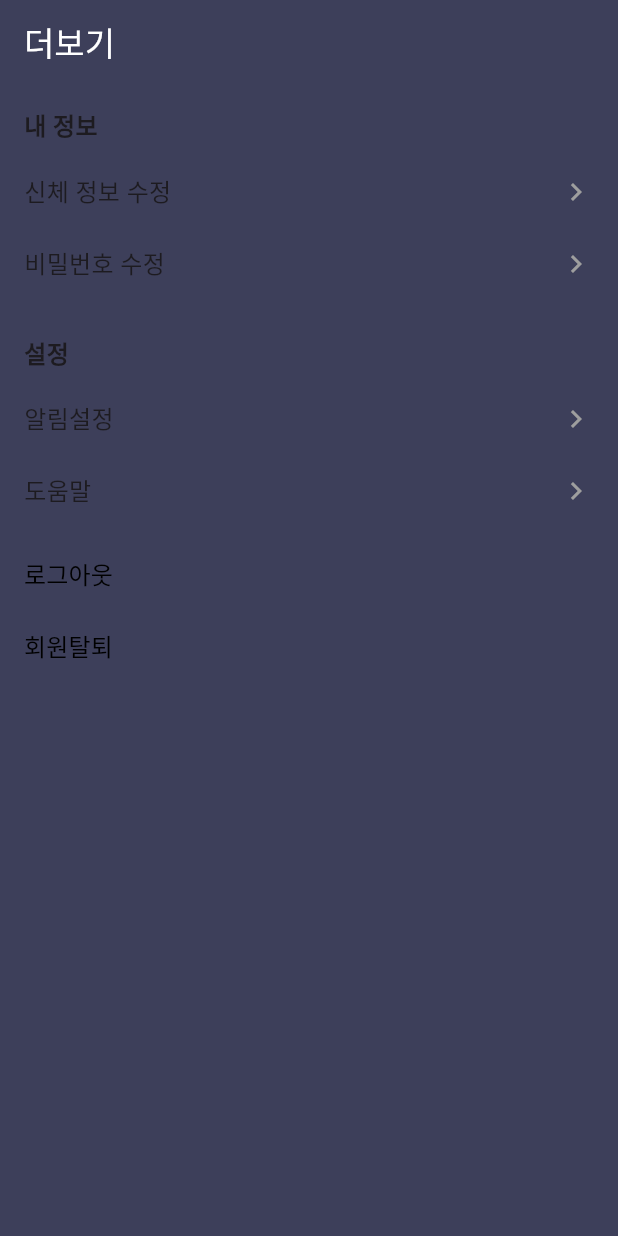
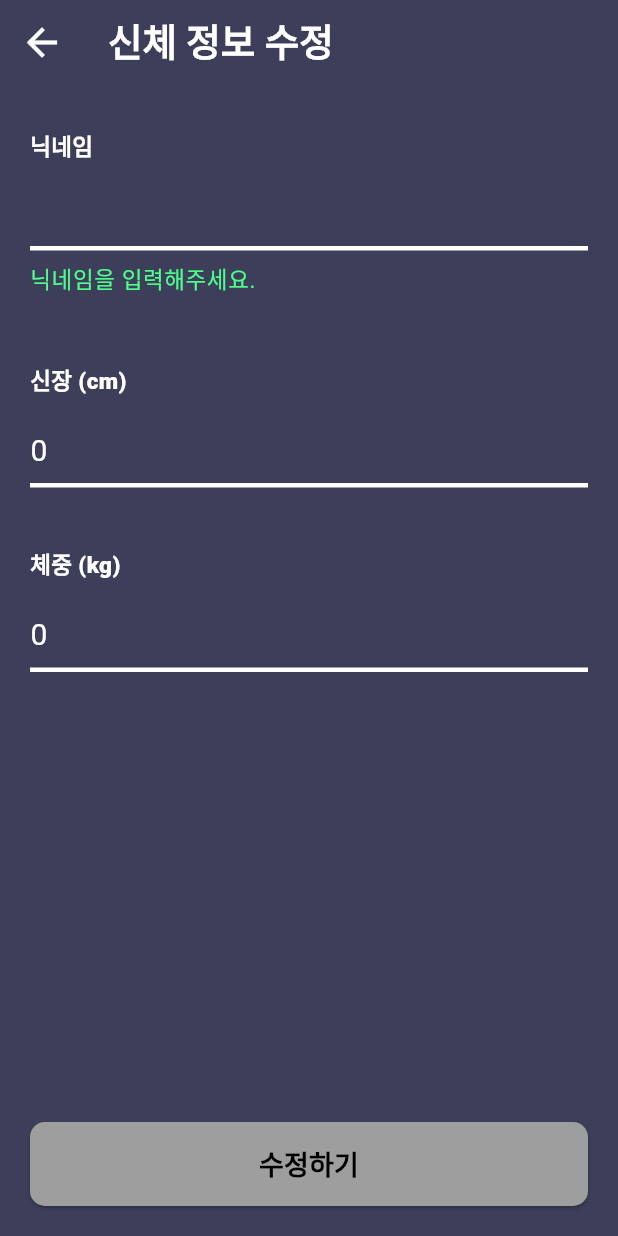
Before and after one commit to FT-AILAND/capstone, a Flutter app: the MorePage screen opened directly, after a tap on "신체 정보 수정", on a phone screen of 412 x 824 dp. Run offline on Flutter 3.47's test engine with Material 3 defaults, Android fonts, the phone set to English and light mode, and no system bars; our stand-ins replace cloud_firestore, dio, firebase_auth, firebase_core, fluttertoast, percent_indicator; accounts and stored records are empty; generated files the repository leaves out were written again; network calls fail.

Commit message:
Edited UI : Navigation Bar, More Page / Added Function : LogOut, Edit body info

```diff
--- a/lib/Pages/more.dart
+++ b/lib/Pages/more.dart
@@ -1,7 +1,12 @@
 import 'package:flutter/material.dart';
+
+// 파이어베이스
+import 'package:firebase_core/firebase_core.dart';
+import 'package:firebase_auth/firebase_auth.dart';
 
 // 페이지
 import '../main.dart';
+import 'package:ait_project/Users/Edit/editBody.dart';
 
 // 위젯
 class MorePage extends StatelessWidget {
@@ -11,31 +16,63 @@ class MorePage extends StatelessWidget {
   Widget build(BuildContext context) {
     return Scaffold(
       appBar: AppBar(
-        title: Text(
+        title: const Text(
           '더보기',
           style: TextStyle(
-            color: Colors.white
-            )),
+            fontSize: 25,
+            color: Colors.white,
+            fontWeight: FontWeight.w900,
+          )),
         backgroundColor: aitNavy,
         elevation: 0,
       ),
+
       body: Padding(
-        padding: const EdgeInsets.all(16.0),
+        padding: const EdgeInsets.all(20.0),
         child: Column(
           crossAxisAlignment: CrossAxisAlignment.start,
           children: [
-            Text('내 정보', style: TextStyle(fontSize: 16, fontWeight: FontWeight.bold)),
-            SizedBox(height: 8),
-            _buildMenuItem('신체 정보 수정', onTap: () {}),
+
+            const SizedBox(height: 10),
+
+            // 내 정보
+            const Text(
+              '내 정보',
+              style: TextStyle(
+                fontSize: 15,
+                color: Colors.white
+              )
+            ),
+            const SizedBox(height: 20),
+
+            // 신체 정보 수정
+            _buildMenuItem('신체 정보 수정', onTap: () async {
+              Navigator.push(
+                context,
+                MaterialPageRoute(
+                  builder: (context) => EditBody(),
+                ),
+              );
+            }),
             _buildMenuItem('비밀번호 수정', onTap: () {}),
-            SizedBox(height: 24),
-            Text('설정', style: TextStyle(fontSize: 16, fontWeight: FontWeight.bold)),
-            SizedBox(height: 8),
+
+            const SizedBox(height: 30),
+
+            // 설정
+            const Text(
+              '설정',
+              style: TextStyle(
+                fontSize: 15,
+                color: Colors.white
+              )
+            ),
+            const SizedBox(height: 20),
+
             _buildMenuItem('알림설정', onTap: () {}),
             _buildMenuItem('도움말', onTap: () {}),
-            SizedBox(height: 8),
-            _buildTextButton('로그아웃', onPressed: () {}),
-            _buildTextButton('회원탈퇴', onPressed: () {}),
+            _buildTextButton('로그아웃', onTap: () => _showLogoutDialog(context)),
+            _buildTextButton('회원탈퇴', onTap: () {}),
+
           ],
         ),
       ),
@@ -46,26 +83,109 @@ class MorePage extends StatelessWidget {
     return InkWell(
       onTap: onTap,
       child: Padding(
-        padding: const EdgeInsets.symmetric(vertical: 12.0),
+        padding: const EdgeInsets.symmetric(vertical: 20.0),
         child: Row(
           mainAxisAlignment: MainAxisAlignment.spaceBetween,
           children: [
-            Text(title, style: TextStyle(fontSize: 16)),
-            Icon(Icons.chevron_right, color: Colors.grey),
+            Text(
+              title,
+              style: const TextStyle(
+                fontSize: 20,
+                color: Colors.white,
+                fontWeight: FontWeight.w900,
+              )
+            ),
+            const Icon(
+              Icons.chevron_right,
+              color: Colors.white,
+              size: 30,
+            ),
           ],
         ),
       ),
     );
   }
 
-  Widget _buildTextButton(String title, {required VoidCallback onPressed}) {
-    return TextButton(
-      onPressed: onPressed,
-      child: Text(title, style: TextStyle(color: Colors.black, fontSize: 16)),
-      style: TextButton.styleFrom(
-        padding: EdgeInsets.symmetric(vertical: 12.0),
-        alignment: Alignment.centerLeft,
+  Widget _buildTextButton(String title, {required VoidCallback onTap}) {
+    return InkWell(
+      onTap: onTap,
+      child: Padding(
+        padding: const EdgeInsets.symmetric(vertical: 20.0),
+        child: Row(
+          mainAxisAlignment: MainAxisAlignment.spaceBetween,
+          children: [
+            Text(
+              title,
+              style: const TextStyle(
+                fontSize: 20,
+                color: Colors.white,
+                fontWeight: FontWeight.w900,
+              )
+            ),
+          ],
+        ),
       ),
     );
   }
+
+  // 로그아웃 알림창
+  void _showLogoutDialog(BuildContext context) {
+    showDialog(
+      context: context,
+      builder: (BuildContext context) {
+        return AlertDialog(
+          backgroundColor: aitNavy,
+          shape: RoundedRectangleBorder(
+            borderRadius: BorderRadius.circular(10),
+          ),
+          contentPadding: const EdgeInsets.symmetric(vertical: 24), // 상하 패딩 추가
+          content: SizedBox(
+            height: 120, // 전체 높이 설정
+            child: Column(
+              mainAxisAlignment: MainAxisAlignment.spaceAround, // 세로 방향으로 균등 배치
+              children: [
+                const SizedBox(height: 5),
+                const Text(
+                  '로그아웃 하시겠습니까?',
+                  style: TextStyle(
+                    color: Colors.white,
+                    fontSize: 20,
+                  ),
+                  textAlign: TextAlign.center,
+                ),
+                const SizedBox(height: 5),
+                Row(
+                  mainAxisAlignment: MainAxisAlignment.spaceEvenly,
+                  children: [
+                    TextButton(
+                      child: Text('로그아웃', style: TextStyle(color: aitGreen, fontSize: 15)),
+                      onPressed: () async {
+                        try {
+                          await FirebaseAuth.instance.signOut();
+                          Navigator.of(context).pushAndRemoveUntil(
+                            MaterialPageRoute(builder: (context) => const MyHomePage()),
+                            (Route<dynamic> route) => false,
+                          );
+                        } catch (e) {
+                          print('로그아웃 중 오류 발생: $e');
+                          // 오류 처리 로직 추가
+                        }
+                      },
+                    ),
+                    const SizedBox(width: 5), // 버튼 사이 간격 추가
+                    TextButton(
+                      child: const Text('취소', style: TextStyle(color: Colors.white, fontSize: 15)),
+                      onPressed: () {
+                        Navigator.of(context).pop(); // 모달 닫기
+                      },
+                    ),
+                  ],
+                ),
+              ],
+            ),
+          ),
+        );
+      },
+    );
+  }
 }
--- /dev/null
+++ b/lib/Users/Edit/editBody.dart
@@ -0,0 +1,330 @@
+
+import 'package:flutter/material.dart';
+import 'package:flutter/services.dart';
+
+import 'package:firebase_auth/firebase_auth.dart';
+import 'package:cloud_firestore/cloud_firestore.dart';
+
+import 'package:ait_project/main.dart';
+
+class EditBody extends StatefulWidget {
+  const EditBody({super.key});
+
+  @override
+  // ignore: library_private_types_in_public_api
+  _EditBodyState createState() => _EditBodyState();
+}
+
+class _EditBodyState extends State<EditBody> {
+  final FirebaseAuth _auth = FirebaseAuth.instance;
+  final FirebaseFirestore _firestore = FirebaseFirestore.instance;
+  final _formKey = GlobalKey<FormState>();
+  AutovalidateMode _autovalidateMode = AutovalidateMode.disabled;
+
+  String? _nickname;
+  String? _height;
+  String? _weight;
+  bool _isFormValid = false;
+
+  late TextEditingController _nicknameController;
+  late TextEditingController _heightController;
+  late TextEditingController _weightController;
+
+  @override
+  void initState() {
+    super.initState();
+    // 컨트롤러 초기화
+    _nicknameController = TextEditingController();
+    _heightController = TextEditingController();
+    _weightController = TextEditingController();
+    _loadUserData();
+  }
+
+  @override
+  void dispose() {
+    // 컨트롤러 해제
+    _nicknameController.dispose();
+    _heightController.dispose();
+    _weightController.dispose();
+    super.dispose();
+  }
+
+  Future<void> _loadUserData() async {
+    User? user = _auth.currentUser;
+    if (user != null) {
+      DocumentSnapshot doc = await _firestore.collection('Users').doc(user.uid).get();
+      setState(() {
+        _nickname = doc['nickname'];
+        _height = doc['height'].toString(); // double을 String으로 변환
+        _weight = doc['weight'].toString(); // double을 String으로 변환
+
+        // 컨트롤러에 값 설정
+        _nicknameController.text = _nickname ?? '';
+        _heightController.text = _height ?? '';
+        _weightController.text = _weight ?? '';
+      });
+    }
+  }
+
+  void _updateFormValidity() {
+    setState(() {
+      _isFormValid = _formKey.currentState?.validate() ?? false;
+    });
+  }
+
+  @override
+  Widget build(BuildContext context) {
+    return Scaffold(
+      backgroundColor: const Color(0xFF3D3F5A),
+      appBar: AppBar(
+        backgroundColor: const Color(0xFF3D3F5A),
+        elevation: 0,
+        leading: IconButton(
+          icon: const Icon(Icons.arrow_back, color: Colors.white, size: 30),
+          onPressed: () => Navigator.of(context).pop(),
+        ),
+        title: const Text('신체 정보 수정',
+          style: TextStyle(
+            fontSize: 25,
+            color: Colors.white,
+            fontWeight: FontWeight.w900,
+          )
+        ),
+      ),
+      body: SafeArea(
+        child: Form(
+          key: _formKey,
+          autovalidateMode: _autovalidateMode,
+          onChanged: _updateFormValidity,
+          child: Padding(
+            padding: const EdgeInsets.all(20.0),
+            child: Column(
+              crossAxisAlignment: CrossAxisAlignment.start,
+              children: [
+                CustomTextField(
+                  label: '닉네임',
+                  controller: _nicknameController,
+                  autovalidateMode: _autovalidateMode,
+                  onChanged: (value) {
+                    _nickname = value;
+                  },
+                  onSaved: (value) {
+                    _nickname = value;
+                  },
+                  validator: (value) {
+                    if (value == null || value.isEmpty) {
+                      return '닉네임을 입력해주세요.';
+                    }
+                    return null;
+                  },
+                ),
+                CustomTextField(
+                  label: '신장 (cm)',
+                  controller: _heightController,
+                  autovalidateMode: _autovalidateMode,
+                  onChanged: (value) {
+                    _height = value;
+                  },
+                  onSaved: (value) {
+                    _height = value;
+                  },
+                  validator: (value) {
+                    if (value == null || value.isEmpty) {
+                      return '신장을 입력해주세요.';
+                    }
+                    return null;
+                  },
+                  inputFormatters: [
+                    FilteringTextInputFormatter.digitsOnly,
+                  ],
+                ),
+                CustomTextField(
+                  label: '체중 (kg)',
+                  controller: _weightController,
+                  autovalidateMode: _autovalidateMode,
+                  onChanged: (value) {
+                    _weight = value;
+                  },
+                  onSaved: (value) {
+                    _weight = value;
+                  },
+                  validator: (value) {
+                    if (value == null || value.isEmpty) {
+                      return '체중을 입력해주세요.';
+                    }
+                    return null;
+                  },
+                  inputFormatters: [
+                    FilteringTextInputFormatter.digitsOnly,
+                  ],
+                ),
+                Spacer(),
+                SignUpButton(
+                  label: '수정하기',
+                  onPressed: () async {
+                    setState(() {
+                      _autovalidateMode = AutovalidateMode.always;
+                    });
+
+                    if (_formKey.currentState!.validate()) {
+                      _formKey.currentState!.save();
+
+                      User? user = _auth.currentUser;
+                      if (user != null) {
+                        await _firestore.collection("Users").doc(user.uid).update({
+                          "nickname": _nickname,
+                          "height": _height,
+                          "weight": _weight,
+                        });
+
+                        ScaffoldMessenger.of(context).showSnackBar(
+                          const SnackBar(
+                            content: Text('정보가 수정되었습니다.', style: TextStyle(color: Colors.black, fontWeight: FontWeight.bold)),
+                            duration: Duration(seconds: 1),
+                            backgroundColor: Colors.white,
+                          ),
+                        );
+
+                        Navigator.pop(context);
+                      }
+                    }
+                  },
+                  backgroundColor: _isFormValid ? aitGreen : Colors.grey,
+                ),
+              ],
+            ),
+          ),
+        ),
+      ),
+    );
+  }
+}
+
+class CustomTextField extends StatelessWidget {
+  final String label;
+  final String? initialValue;
+  final bool obscureText;
+  final void Function(String) onChanged;
+  final void Function(String?) onSaved;
+  final String? Function(String?) validator;
+  final List<TextInputFormatter>? inputFormatters;
+  final AutovalidateMode autovalidateMode;
+  final TextEditingController? controller;
+
+  const CustomTextField({
+    Key? key,
+    required this.label,
+    this.initialValue,
+    this.obscureText = false,
+    required this.onChanged,
+    required this.onSaved,
+    required this.validator,
+    this.inputFormatters,
+    this.autovalidateMode = AutovalidateMode.disabled,
+    this.controller,
+  }) : super(key: key);
+
+  @override
+  Widget build(BuildContext context) {
+    return Padding(
+      padding: EdgeInsets.only(top:10, bottom:10),
+      child: Column(
+        children: [
+          Row(
+            mainAxisAlignment: MainAxisAlignment.start,
+            children: [
+              Text(
+                label,
+                style: const TextStyle(
+                  fontWeight: FontWeight.w900,
+                  color: Colors.white,
+                  fontSize: 15,
+                ),
+              ),
+            ],
+          ),
+          Padding(
+            padding: const EdgeInsets.only(top: 20, bottom: 20),
+            child: SizedBox(
+              child: TextFormField(
+                controller: controller,
+                initialValue: controller == null ? initialValue : null, // 컨트롤러가 없을 때만 initialValue 사
+                autovalidateMode: autovalidateMode,
+                obscureText: obscureText,
+                onChanged: onChanged,
+                onSaved: onSaved,
+                validator: validator,
+                inputFormatters: inputFormatters,
+                decoration: InputDecoration(
+                  isDense: true,
+                  border: InputBorder.none,
+                  enabledBorder: const UnderlineInputBorder(
+                    borderSide: BorderSide(width: 3, color: Colors.white),
+                  ),
+                  focusedBorder: UnderlineInputBorder(
+                    borderSide: BorderSide(width: 3, color: aitGreen),
+                  ),
+                  errorBorder: const UnderlineInputBorder(
+                    borderSide: BorderSide(width: 3, color: Colors.white),
+                  ),
+                  focusedErrorBorder: UnderlineInputBorder(
+                    borderSide: BorderSide(width: 3, color: aitGreen),
+                  ),
+                  errorStyle: TextStyle(
+                    color: aitGreen,
+                    fontSize: 15,
+                    height: 2,
+                  ),
+                  contentPadding: const EdgeInsets.only(bottom: 10),
+                ),
+                style: const TextStyle(
+                  decorationThickness: 0,
+                  color: Colors.white,
+                  fontSize: 20,
+                ),
+              ),
+            ),
+          ),
+        ],
+      ),
+    );
+  }
+}
+
+class SignUpButton extends StatelessWidget {
+  final String label;
+  final VoidCallback onPressed;
+  final Color backgroundColor;
+
+  const SignUpButton({
+    Key? key,
+    required this.label,
+    required this.onPressed,
+    required this.backgroundColor,
+  }) : super(key: key);
+
+  @override
+  Widget build(BuildContext context) {
+    return SizedBox(
+      width: double.infinity,
+      child: ElevatedButton(
+        style: ElevatedButton.styleFrom(
+          backgroundColor: backgroundColor,
+          padding: const EdgeInsets.symmetric(vertical: 15),
+          shape: RoundedRectangleBorder(
+            borderRadius: BorderRadius.circular(10),
+          ),
+        ),
+        onPressed: onPressed,
+        child: Text(
+          label,
+          style: const TextStyle(
+            color: Colors.black,
+            fontSize: 18,
+            fontWeight: FontWeight.bold,
+          ),
+        ),
+      ),
+    );
+  }
+}
```
Also changed, not shown: lib/Navigator/bottomAppBar.dart (+32 -18 lines), lib/Pages/routine.dart (deleted, +0 -15 lines), lib/Users/join.dart (+6 -3 lines), lib/Users/joinBody.dart (+8 -5 lines), lib/Users/login.dart (+7 -4 lines).
